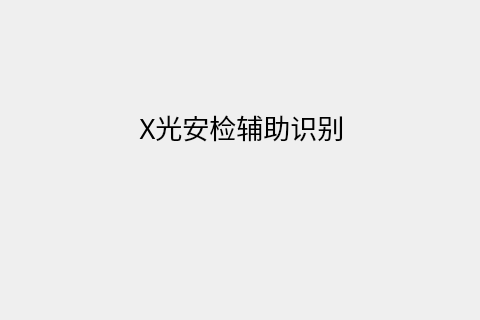
Before: the Qt Designer form UI/ui_1.ui in Misaka-9982/Xray_Security_Scanner_Detect, drawn with Qt 5; both pictures show x 419 to 899 and y 0 to 320 of the 1322 by 729 pixel window.
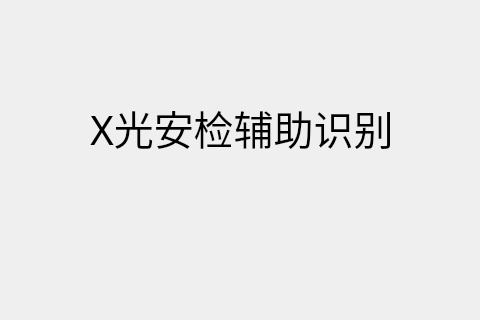
After: the same form once the commit is applied.

Commit message: ui调整

The edit to the form file:
```diff
--- a/UI/ui_1.ui
+++ b/UI/ui_1.ui
@@ -26,7 +26,7 @@
       <property name="font">
        <font>
         <family>幼圆</family>
-        <pointsize>20</pointsize>
+        <pointsize>30</pointsize>
        </font>
       </property>
       <property name="layoutDirection">
```
The commit also changes 1 other file.
